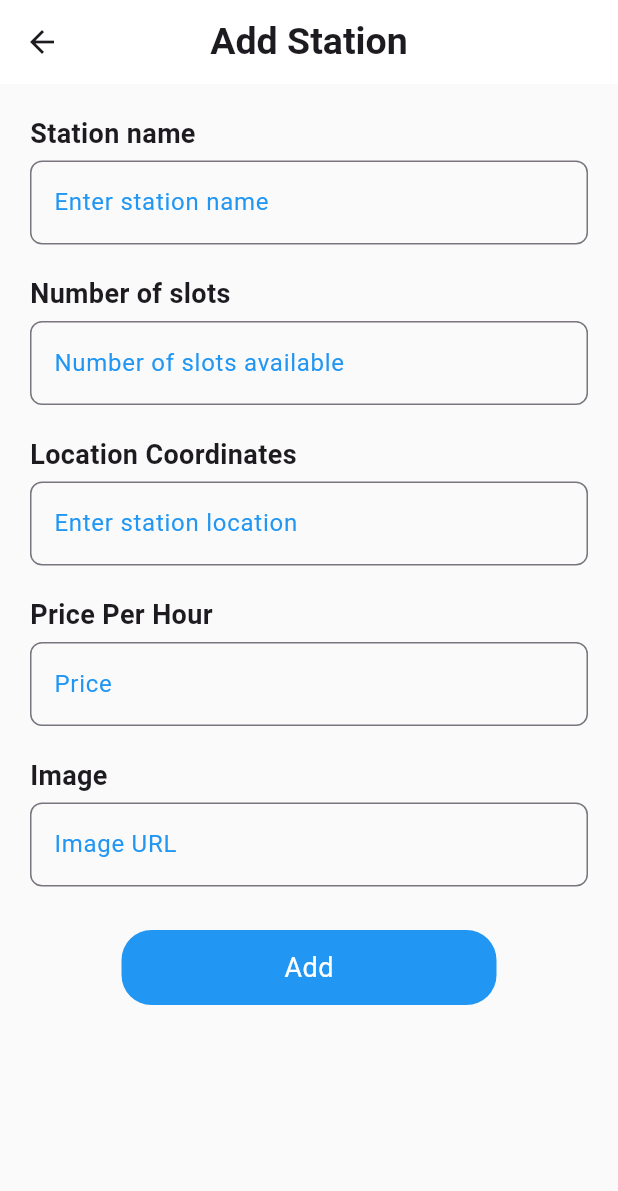
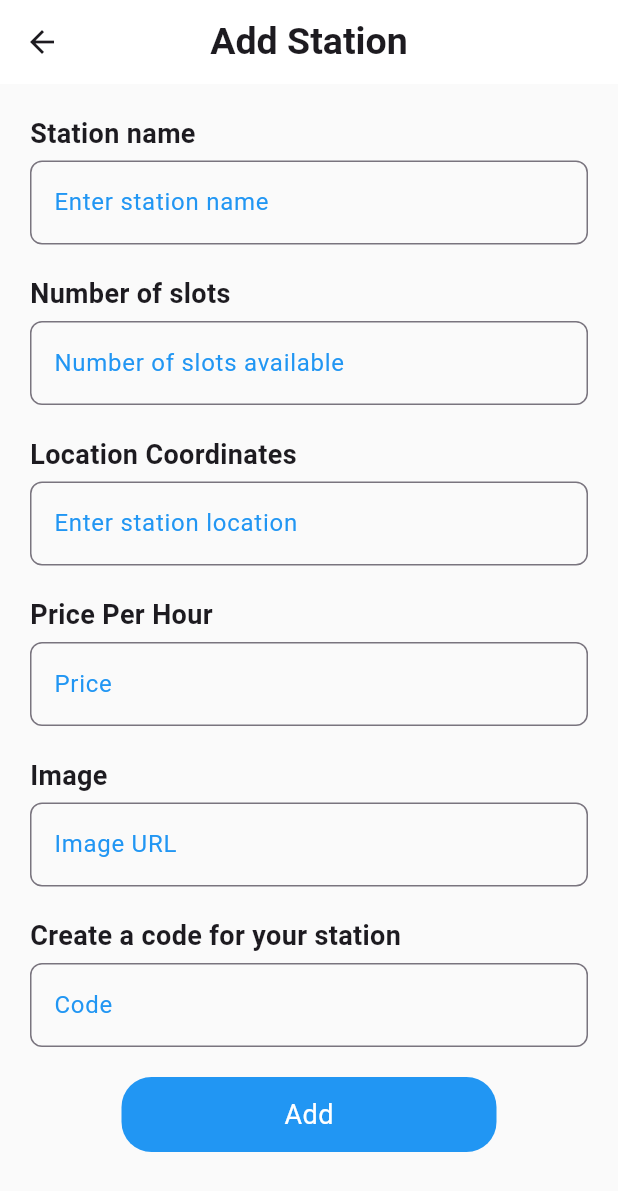
Before and after one commit to sujithsdeveloper/valet_parking_admin, a Flutter app: the Stationaddscreen screen opened directly, on a phone screen of 412 x 824 dp. Shown: the top 1191 px of the screen. Run offline on Flutter 3.47's test engine with Material 3 defaults, Android fonts, the phone set to English and light mode, and no system bars; our stand-ins replace cloud_firestore, firebase_auth, firebase_core, lottie, shimmer, water_drop_nav_bar; missing offline and left inert: animated_rating_stars; accounts and stored records are empty.

Commit message:
code added

```diff
--- a/lib/controller/crudOperationContoller.dart
+++ b/lib/controller/crudOperationContoller.dart
@@ -15,6 +15,7 @@ class Crudoperationcontoller extends ChangeNotifier {
     required String price,
     required String numberOfSlots,
     required String location,
+    required int code,
     required BuildContext context,
   }) async {
     isLoading = true;
@@ -26,6 +27,7 @@ class Crudoperationcontoller extends ChangeNotifier {
         'price_per_hour': price,
         'rating': 4,
         'number_of_slots': numberOfSlots,
+        'code':code
       };
 
       CollectionReference adminStations = FirebaseFirestore.instance
--- a/lib/view/OtherScreen/stationAddScreen.dart
+++ b/lib/view/OtherScreen/stationAddScreen.dart
@@ -38,6 +38,7 @@ class _StationaddscreenState extends State<Stationaddscreen> {
     final locationCorrdinates = TextEditingController();
     final pricePerHourController = TextEditingController();
     final imageUrlController = TextEditingController();
+    final codeController = TextEditingController();
     final key = GlobalKey<FormState>();
     final proWatch = context.watch<Crudoperationcontoller>();
 
@@ -93,10 +94,7 @@ class _StationaddscreenState extends State<Stationaddscreen> {
                 heading: 'Price Per Hour',
               ),
               SizedBox(height: 20),
-              Column(
-                  children: List.generate(
-                context.watch<Widgetcontroller>().numberOfFeild,
-                (index) => TextfeildWidget(
+              TextfeildWidget(
                 controller: imageUrlController,
                 label: 'Image URL',
                 validation: (p0) => Validations.priceValidation(p0),
@@ -104,10 +102,13 @@ class _StationaddscreenState extends State<Stationaddscreen> {
                 wantHeading: true,
                 heading: 'Image',
               ),
-              )),
-              SizedBox(
-                height: 9,
-              ),
+              SizedBox(height: 20),
+              TextfeildWidget(
+                  keyboardType: TextInputType.number,
+                  heading: 'Create a code for your station',
+                  wantHeading: true,
+                  controller: codeController,
+                  label: 'Code'),
               SizedBox(height: 20),
               Row(
                 mainAxisAlignment: MainAxisAlignment.center,
@@ -121,6 +122,7 @@ class _StationaddscreenState extends State<Stationaddscreen> {
                             onTap: () {
                               if (key.currentState!.validate()) {
                                 context.read<Crudoperationcontoller>().addData(
+                                    code: int.parse(codeController.text),
                                     context: context,
                                     stationName: stationNameController.text,
                                     price: pricePerHourController.text,
@@ -132,6 +134,7 @@ class _StationaddscreenState extends State<Stationaddscreen> {
                                 locationCorrdinates.clear();
                                 numberOfSlotsController.clear();
                                 imageUrlController.clear();
+                                codeController.clear();
                               }
                             },
                             width: 250),
```
Also changed, not shown: lib/view/HomeScreen/HomeScreen.dart (+30 -3 lines). Lines whose indentation alone changed are shown as unchanged.
